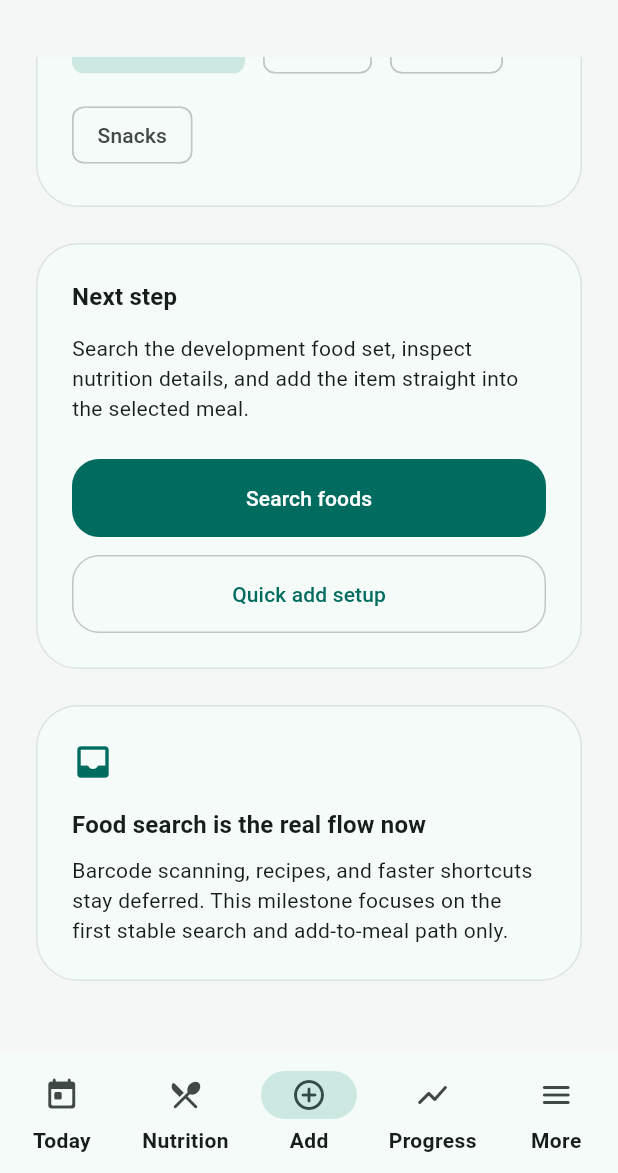
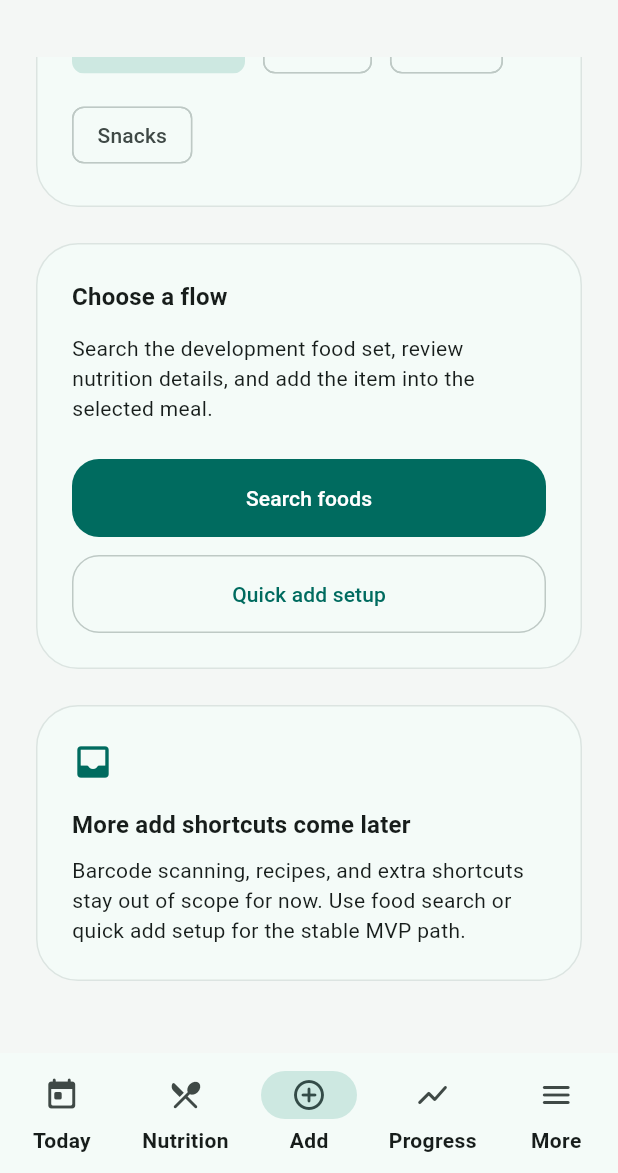
Before and after one commit to mailmen84/fitness-app, a Flutter app: the AddScreen screen opened by its route, scrolled down 286 dp, on a phone screen of 412 x 824 dp, the part 63-1236 px from its top. Run offline on Flutter 3.47's test engine with Material 3 defaults, Android fonts, the phone set to English and light mode, and no system bars; our stand-ins replace flutter_riverpod, go_router.

Commit message:
Post-MVP polish and cleanup completed

```diff
--- a/apps/mobile_web_flutter/lib/features/add/presentation/add_screen.dart
+++ b/apps/mobile_web_flutter/lib/features/add/presentation/add_screen.dart
@@ -52,14 +52,14 @@ class AddScreen extends ConsumerWidget {
               crossAxisAlignment: CrossAxisAlignment.start,
               children: [
                 Text(
-                  'Next step',
+                  'Choose a flow',
                   style: theme.textTheme.titleMedium?.copyWith(
                     fontWeight: FontWeight.w700,
                   ),
                 ),
                 const SizedBox(height: 12),
                 Text(
-                  'Search the development food set, inspect nutrition details, and add the item straight into the selected meal.',
+                  'Search the development food set, review nutrition details, and add the item into the selected meal.',
                   style: theme.textTheme.bodyMedium,
                 ),
                 SizedBox(height: tokens.sectionSpacing),
@@ -79,9 +79,9 @@ class AddScreen extends ConsumerWidget {
           ),
           SizedBox(height: tokens.sectionSpacing),
           const AppEmptyStateBlock(
-            title: 'Food search is the real flow now',
+            title: 'More add shortcuts come later',
             message:
-                'Barcode scanning, recipes, and faster shortcuts stay deferred. This milestone focuses on the first stable search and add-to-meal path only.',
+                'Barcode scanning, recipes, and extra shortcuts stay out of scope for now. Use food search or quick add setup for the stable MVP path.',
           ),
         ],
       ),
--- a/apps/mobile_web_flutter/lib/features/more/presentation/more_screen.dart
+++ b/apps/mobile_web_flutter/lib/features/more/presentation/more_screen.dart
@@ -34,14 +34,14 @@ class MoreScreen extends ConsumerWidget {
               crossAxisAlignment: CrossAxisAlignment.start,
               children: [
                 Text(
-                  'More & profile',
+                  'More & settings',
                   style: theme.textTheme.headlineSmall?.copyWith(
                     fontWeight: FontWeight.w700,
                   ),
                 ),
                 const SizedBox(height: 8),
                 Text(
-                  'This area collects account, goal, preference, and future-module entry points so the MVP feels coherent without adding extra product scope.',
+                  'Manage profile details, goals, preferences, and placeholder areas from one place without expanding product scope.',
                   style: theme.textTheme.bodyLarge,
                 ),
               ],
@@ -52,12 +52,12 @@ class MoreScreen extends ConsumerWidget {
             skipLoadingOnRefresh: false,
             skipLoadingOnReload: false,
             loading: () => const AppLoadingBlock(
-              title: 'Loading profile',
+              title: 'Loading account summary',
               message:
-                  'Pulling the current user summary, goal settings, and preference details.',
+                  'Pulling the current profile, goal, and preference summaries.',
             ),
             error: (error, _) => AppErrorBlock(
-              title: 'Could not load profile',
+              title: 'Could not load account summary',
               message: moreErrorMessage(error),
               action: AppPrimaryButton(
                 label: 'Retry',
@@ -120,7 +120,7 @@ class MoreScreen extends ConsumerWidget {
                       SelectableText(Environment.defaultApiBaseUrl),
                       const SizedBox(height: 16),
                       Text(
-                        'Auth in this repository is still dev-only. Sign out is local preview state only until real auth is added.',
+                        'Auth in this repository is still dev-only. Sign out only clears local preview state until real auth is added.',
                         style: theme.textTheme.bodyMedium,
                       ),
                       const SizedBox(height: 20),
--- a/apps/mobile_web_flutter/lib/features/nutrition/presentation/nutrition_screen.dart
+++ b/apps/mobile_web_flutter/lib/features/nutrition/presentation/nutrition_screen.dart
@@ -602,7 +602,7 @@ class _ContributorRow extends StatelessWidget {
               ),
               const SizedBox(height: 4),
               Text(
-                '${contributor.mealSectionTitle} • ${contributor.quantityLabel}',
+                '${contributor.mealSectionTitle} - ${contributor.quantityLabel}',
                 style: theme.textTheme.bodyMedium?.copyWith(
                   color: colorScheme.onSurfaceVariant,
                 ),
--- a/apps/mobile_web_flutter/lib/features/progress/presentation/measurement_log_screen.dart
+++ b/apps/mobile_web_flutter/lib/features/progress/presentation/measurement_log_screen.dart
@@ -78,7 +78,7 @@ class MeasurementLogScreen extends ConsumerWidget {
                           context.go(AppRoutePaths.progressAddMeasurement),
                     ),
                     AppSecondaryButton(
-                      label: 'Back to overview',
+                      label: 'Back to Progress',
                       onPressed: () => context.go(AppRoutePaths.progress),
                     ),
                   ],
--- a/apps/mobile_web_flutter/lib/features/progress/presentation/progress_screen.dart
+++ b/apps/mobile_web_flutter/lib/features/progress/presentation/progress_screen.dart
@@ -57,7 +57,7 @@ class ProgressScreen extends ConsumerWidget {
               crossAxisAlignment: CrossAxisAlignment.start,
               children: [
                 Text(
-                  'Progress foundation',
+                  'Progress',
                   style: theme.textTheme.labelLarge?.copyWith(
                     color: theme.colorScheme.primary,
                     fontWeight: FontWeight.w700,
@@ -72,7 +72,7 @@ class ProgressScreen extends ConsumerWidget {
                 ),
                 const SizedBox(height: 8),
                 Text(
-                  'Track the latest body weight, recent body measurements, and the current goal without adding advanced analytics yet.',
+                  'Review the latest body weight, recent measurements, and the current goal in one place.',
                   style: theme.textTheme.bodyLarge,
                 ),
                 SizedBox(height: tokens.sectionSpacing),
--- a/apps/mobile_web_flutter/lib/features/progress/presentation/weight_log_screen.dart
+++ b/apps/mobile_web_flutter/lib/features/progress/presentation/weight_log_screen.dart
@@ -77,7 +77,7 @@ class WeightLogScreen extends ConsumerWidget {
                       onPressed: () => context.go(AppRoutePaths.progressAddWeight),
                     ),
                     AppSecondaryButton(
-                      label: 'Back to overview',
+                      label: 'Back to Progress',
                       onPressed: () => context.go(AppRoutePaths.progress),
                     ),
                   ],
```
Also changed, not shown: apps/mobile_web_flutter/lib/features/add/application/meal_logging_flow_controller.dart (+8 -2 lines), 5 other files.
